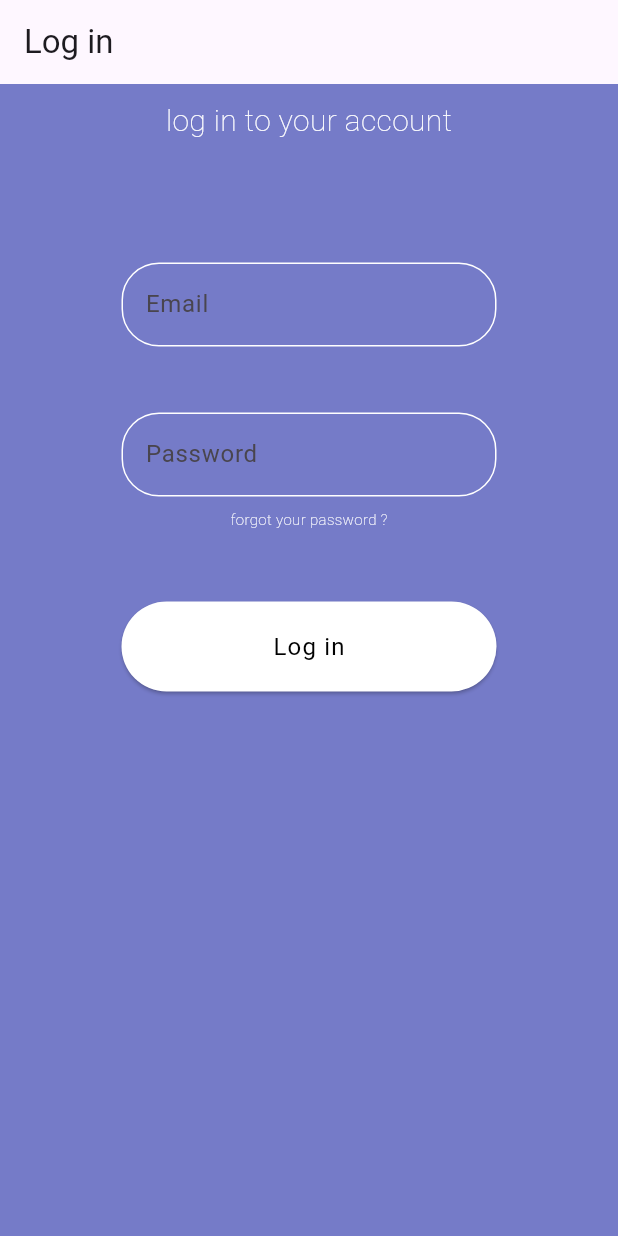
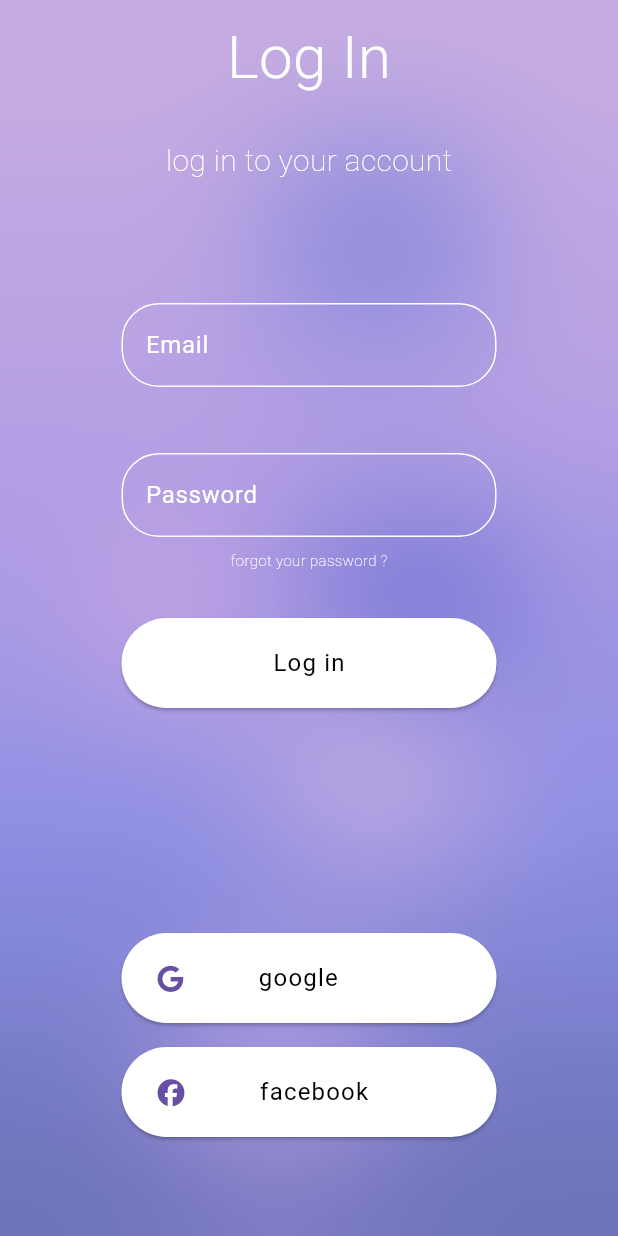
Before and after one commit to PetitBidule/learnverse, a Flutter app: the screen it shows after launch, on a phone screen of 412 x 824 dp. Run offline on Flutter 3.47's test engine with Material 3 defaults, Android fonts, the phone set to English and light mode, and no system bars; our stand-ins replace font_awesome_flutter.

Commit message:
log In finished

```diff
--- a/lib/main.dart
+++ b/lib/main.dart
@@ -13,9 +13,10 @@
   Widget build(BuildContext context) {
     return MaterialApp(
       debugShowCheckedModeBanner: false,
-      theme: ThemeData(
-        colorScheme: ColorScheme.fromSeed(seedColor: Colors.deepPurple),
-      ),
+      // theme: ThemeData(
+      //   colorScheme: ColorScheme.fromSeed(
+      //       seedColor: const Color.fromARGB(255, 38, 35, 42)),
+      // ),
       home: const Login(),
     );
   }
--- a/lib/screen/homepage.dart
+++ b/lib/screen/homepage.dart
@@ -14,7 +14,7 @@ class ScreenLog extends StatelessWidget {
         body: Stack(children: [
       Container(
         width: double.infinity,
-        height: 932,
+        height: double.infinity,
         decoration: const BoxDecoration(
             gradient: LinearGradient(
                 begin: Alignment.topLeft,
--- a/lib/screen/login.dart
+++ b/lib/screen/login.dart
@@ -1,4 +1,9 @@
+import 'dart:ui';
+
 import 'package:flutter/material.dart';
+import 'package:learnverse/widgets/FbButton.dart';
+import 'package:learnverse/widgets/GoogleButton.dart';
+import 'package:learnverse/widgets/squareBackground.dart';
 
 class Login extends StatelessWidget {
   const Login({super.key});
@@ -6,15 +11,68 @@ class Login extends StatelessWidget {
   @override
   Widget build(BuildContext context) {
     return Scaffold(
-      appBar: AppBar(title: const Text('Log in')),
-      backgroundColor: const Color.fromRGBO(117, 123, 200, 1),
-      body: SafeArea(
+        body: Stack(children: [
+      Container(
+        width: double.infinity,
+        height: double.infinity,
+        decoration: const BoxDecoration(
+            gradient: LinearGradient(
+                begin: Alignment.topLeft,
+                end: Alignment.bottomLeft,
+                colors: [
+              Color.fromRGBO(224, 195, 252, 1),
+              Color.fromRGBO(203, 178, 254, 1),
+              Color.fromRGBO(159, 160, 255, 1),
+              Color.fromRGBO(117, 123, 200, 1),
+            ])),
+      ),
+      const SquareBackground(
+        right: 100,
+        top: 100,
+        backgroundSquare: Color.fromRGBO(142, 148, 242, 1),
+      ),
+      const SquareBackground(
+        right: 75,
+        top: 350,
+        backgroundSquare: Color.fromRGBO(117, 123, 233, 1),
+      ),
+      const SquareBackground(
+        left: 50,
+        top: 350,
+        backgroundSquare: Color.fromRGBO(218, 182, 252, 1),
+      ),
+      const SquareBackground(
+        left: 125,
+        bottom: 50,
+        backgroundSquare: Color.fromRGBO(203, 178, 254, 1),
+      ),
+      const SquareBackground(
+        right: 100,
+        bottom: 250,
+        backgroundSquare: Color.fromRGBO(224, 195, 252, 1),
+      ),
+      BackdropFilter(
+        filter: ImageFilter.blur(sigmaX: 50.0, sigmaY: 50.0),
+        child: Container(
+          color: Colors.black.withOpacity(0.1),
+        ),
+      ),
+      SafeArea(
           child: Center(
         child: Column(
           mainAxisAlignment: MainAxisAlignment.start,
           children: [
             const SizedBox(
               height: 10,
+            ),
+            const Padding(
+              padding: EdgeInsets.only(bottom: 26.0),
+              child: Text('Log In',
+                  style: TextStyle(
+                    color: Color.fromARGB(255, 255, 255, 255),
+                    fontSize: 40,
+                    fontWeight: FontWeight.w300,
+                  )),
             ),
             const Padding(
               padding: EdgeInsets.only(bottom: 64.0),
@@ -36,7 +94,8 @@ class Login extends StatelessWidget {
                         borderRadius: BorderRadius.circular(25),
                         borderSide: const BorderSide(color: Colors.white),
                       ),
-                      hintText: 'Email'),
+                      labelText: 'Email',
+                      labelStyle: TextStyle(color: Colors.white)),
                 ),
               ),
             ),
@@ -46,14 +105,13 @@ class Login extends StatelessWidget {
                 width: 250,
                 height: 60,
                 child: TextField(
-                  style:
-                      const TextStyle(color: Color.fromARGB(255, 255, 255, 0)),
                   decoration: InputDecoration(
                       enabledBorder: OutlineInputBorder(
                         borderRadius: BorderRadius.circular(25),
                         borderSide: const BorderSide(color: Colors.white),
                       ),
-                      hintText: 'Password'),
+                      labelText: 'Password',
+                      labelStyle: TextStyle(color: Colors.white)),
                 ),
               ),
             ),
@@ -67,7 +125,7 @@ class Login extends StatelessWidget {
                   )),
             ),
             Padding(
-              padding: const EdgeInsets.only(top: 48.0),
+              padding: const EdgeInsets.only(top: 32.0),
               child: SizedBox(
                 width: 250,
                 height: 60,
@@ -85,10 +143,25 @@ class Login extends StatelessWidget {
                           letterSpacing: 0.8),
                     )),
               ),
-            )
+            ),
+            const Padding(
+              padding: EdgeInsets.only(top: 150.0),
+              child: SizedBox(
+                  width: 250,
+                  height: 60,
+                  child: GoogleButton(textConnexion: "google")),
+            ),
+            const Padding(
+              padding: EdgeInsets.all(16.0),
+              child: SizedBox(
+                width: 250,
+                height: 60,
+                child: FbButton(textConnexion: "facebook"),
+              ),
+            ),
           ],
         ),
       )),
-    );
+    ]));
   }
 }
--- /dev/null
+++ b/lib/widgets/FbButton.dart
@@ -0,0 +1,38 @@
+import 'package:flutter/material.dart';
+import 'package:font_awesome_flutter/font_awesome_flutter.dart';
+
+class FbButton extends StatefulWidget {
+  final String textConnexion;
+  const FbButton({super.key, required this.textConnexion});
+
+  @override
+  State<FbButton> createState() => _ButtonConnexionState();
+}
+
+class _ButtonConnexionState extends State<FbButton> {
+  @override
+  Widget build(BuildContext context) {
+    return ElevatedButton(
+        onPressed: () {
+          setState(() {}); // routes
+        },
+        style: ElevatedButton.styleFrom(
+          backgroundColor: Colors.white,
+        ),
+        child: Row(
+          mainAxisAlignment: MainAxisAlignment.start,
+          children: [
+            FaIcon(FontAwesomeIcons.facebook),
+            SizedBox(width: 50),
+            Text(
+              widget.textConnexion,
+              style: const TextStyle(
+                  color: Colors.black,
+                  fontSize: 16,
+                  fontWeight: FontWeight.w400,
+                  letterSpacing: 0.8),
+            ),
+          ],
+        ));
+  }
+}
--- /dev/null
+++ b/lib/widgets/GoogleButton.dart
@@ -0,0 +1,38 @@
+import 'package:flutter/material.dart';
+import 'package:font_awesome_flutter/font_awesome_flutter.dart';
+
+class GoogleButton extends StatefulWidget {
+  final String textConnexion;
+  const GoogleButton({super.key, required this.textConnexion});
+
+  @override
+  State<GoogleButton> createState() => _ButtonConnexionState();
+}
+
+class _ButtonConnexionState extends State<GoogleButton> {
+  @override
+  Widget build(BuildContext context) {
+    return ElevatedButton(
+        onPressed: () {
+          setState(() {}); // routes
+        },
+        style: ElevatedButton.styleFrom(
+          backgroundColor: Colors.white,
+        ),
+        child: Row(
+          mainAxisAlignment: MainAxisAlignment.start,
+          children: [
+            FaIcon(FontAwesomeIcons.google),
+            SizedBox(width: 50),
+            Text(
+              widget.textConnexion,
+              style: const TextStyle(
+                  color: Colors.black,
+                  fontSize: 16,
+                  fontWeight: FontWeight.w400,
+                  letterSpacing: 0.8),
+            ),
+          ],
+        ));
+  }
+}
--- a/pubspec.yaml
+++ b/pubspec.yaml
@@ -35,6 +35,7 @@ dependencies:
   # Use with the CupertinoIcons class for iOS style icons.
   cupertino_icons: ^1.0.2
   flutter_launcher_icons: ^0.13.1
+  font_awesome_flutter: ^10.6.0
 
 dev_dependencies:
   flutter_test:
```
Also changed, not shown: pubspec.lock.
